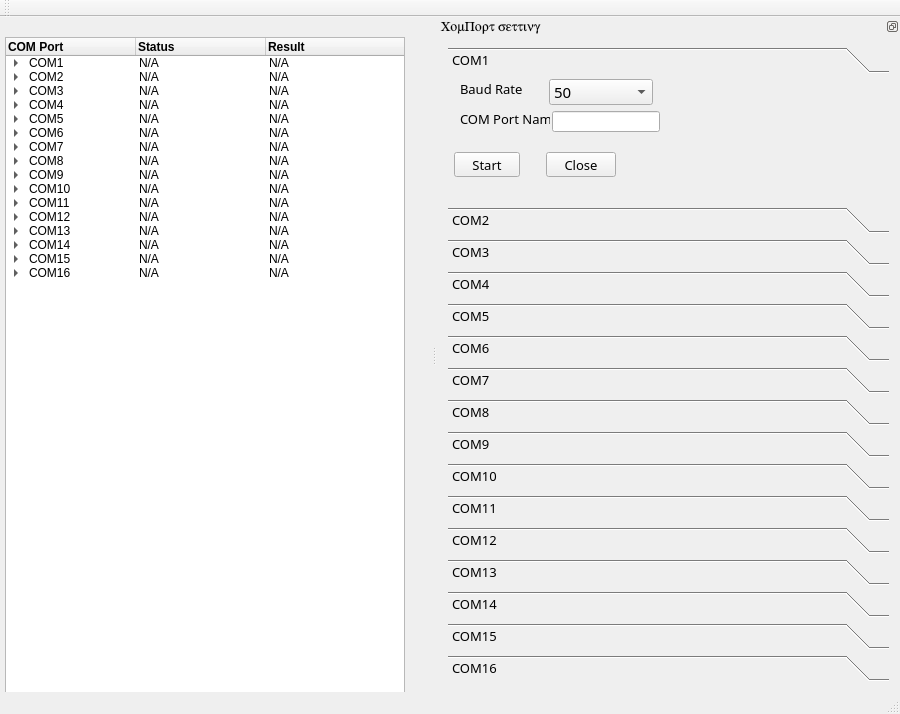
Old version of the form mainwindow.ui in the repository soso7885/QTvcom_test.
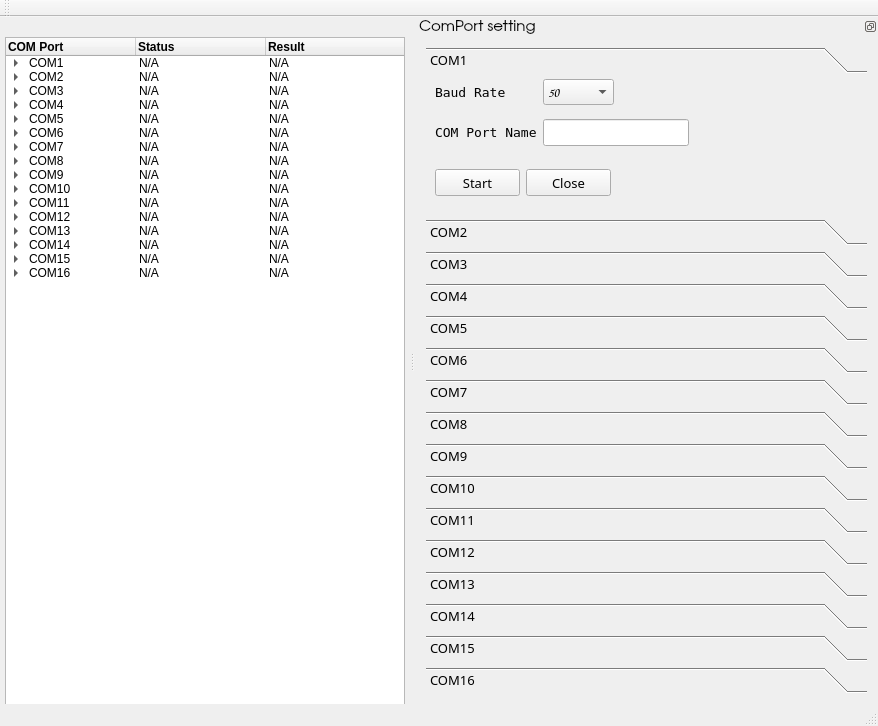
New version of the form.

Patch:
```diff
--- a/mainwindow.ui
+++ b/mainwindow.ui
@@ -6,8 +6,8 @@
    <rect>
     <x>0</x>
     <y>0</y>
-    <width>900</width>
-    <height>714</height>
+    <width>878</width>
+    <height>726</height>
    </rect>
   </property>
   <property name="windowTitle">
@@ -651,8 +651,10 @@
    </property>
    <property name="font">
     <font>
-     <family>Symbol</family>
-     <pointsize>10</pointsize>
+     <family>URW Gothic L</family>
+     <pointsize>11</pointsize>
+     <weight>50</weight>
+     <bold>false</bold>
     </font>
    </property>
    <property name="features">
@@ -688,8 +690,8 @@
          <rect>
           <x>0</x>
           <y>0</y>
-          <width>439</width>
-          <height>76</height>
+          <width>445</width>
+          <height>127</height>
          </rect>
         </property>
         <attribute name="label">
@@ -698,18 +700,16 @@
         <widget class="QLabel" name="label">
          <property name="geometry">
           <rect>
-           <x>12</x>
-           <y>2</y>
-           <width>85</width>
+           <x>9</x>
+           <y>5</y>
+           <width>71</width>
            <height>16</height>
           </rect>
          </property>
          <property name="font">
           <font>
-           <family>Futura</family>
-           <pointsize>10</pointsize>
+           <family>Andale Mono</family>
            <weight>50</weight>
-           <italic>false</italic>
            <bold>false</bold>
           </font>
          </property>
@@ -720,21 +720,23 @@
         <widget class="QComboBox" name="comboBox1">
          <property name="geometry">
           <rect>
-           <x>101</x>
+           <x>117</x>
            <y>0</y>
-           <width>104</width>
+           <width>71</width>
            <height>26</height>
           </rect>
          </property>
          <property name="font">
           <font>
-           <family>Futura</family>
-           <pointsize>11</pointsize>
+           <family>Comic Sans MS</family>
+           <pointsize>10</pointsize>
+           <weight>50</weight>
            <italic>false</italic>
+           <bold>false</bold>
           </font>
          </property>
          <property name="currentText">
-          <string>50</string>
+          <string>9600</string>
          </property>
          <item>
           <property name="text">
@@ -840,16 +842,18 @@
         <widget class="QLabel" name="label_2">
          <property name="geometry">
           <rect>
-           <x>12</x>
-           <y>32</y>
-           <width>90</width>
+           <x>9</x>
+           <y>45</y>
+           <width>102</width>
            <height>16</height>
           </rect>
          </property>
          <property name="font">
           <font>
-           <family>Futura</family>
+           <family>Andale Mono</family>
            <pointsize>10</pointsize>
+           <weight>50</weight>
+           <bold>false</bold>
           </font>
          </property>
          <property name="frameShape">
@@ -865,20 +869,27 @@
         <widget class="QLineEdit" name="comName1">
          <property name="geometry">
           <rect>
-           <x>104</x>
-           <y>32</y>
-           <width>108</width>
-           <height>21</height>
+           <x>117</x>
+           <y>40</y>
+           <width>146</width>
+           <height>27</height>
           </rect>
          </property>
+         <property name="font">
+          <font>
+           <family>Comic Sans MS</family>
+           <weight>50</weight>
+           <bold>false</bold>
+          </font>
+         </property>
         </widget>
         <widget class="QPushButton" name="startButton1">
          <property name="geometry">
           <rect>
-           <x>6</x>
-           <y>73</y>
-           <width>66</width>
-           <height>25</height>
+           <x>9</x>
+           <y>90</y>
+           <width>85</width>
+           <height>27</height>
           </rect>
          </property>
          <property name="font">
@@ -897,10 +908,10 @@
          </property>
          <property name="geometry">
           <rect>
-           <x>98</x>
-           <y>73</y>
-           <width>70</width>
-           <height>25</height>
+           <x>100</x>
+           <y>90</y>
+           <width>85</width>
+           <height>27</height>
           </rect>
          </property>
          <property name="font">
```
Left out of the diff: 912 changed lines with no effect on the pictures.
